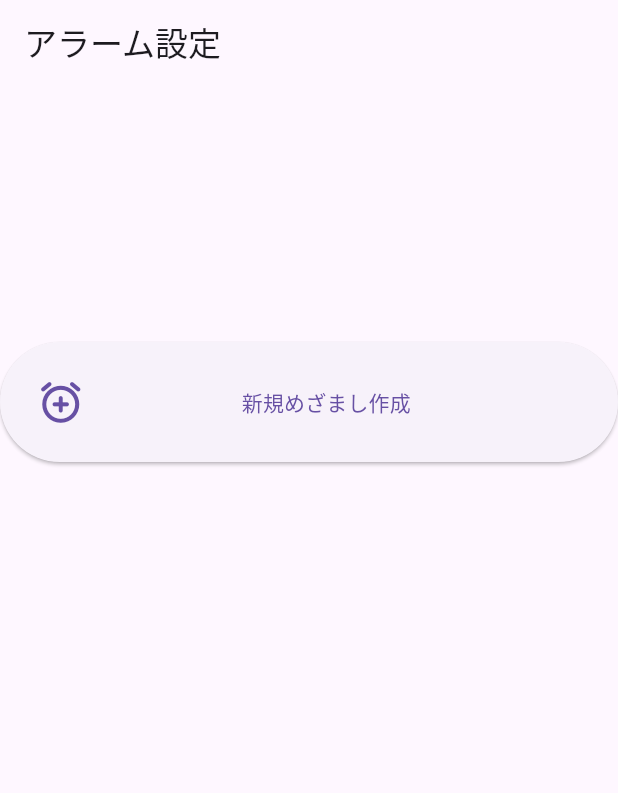
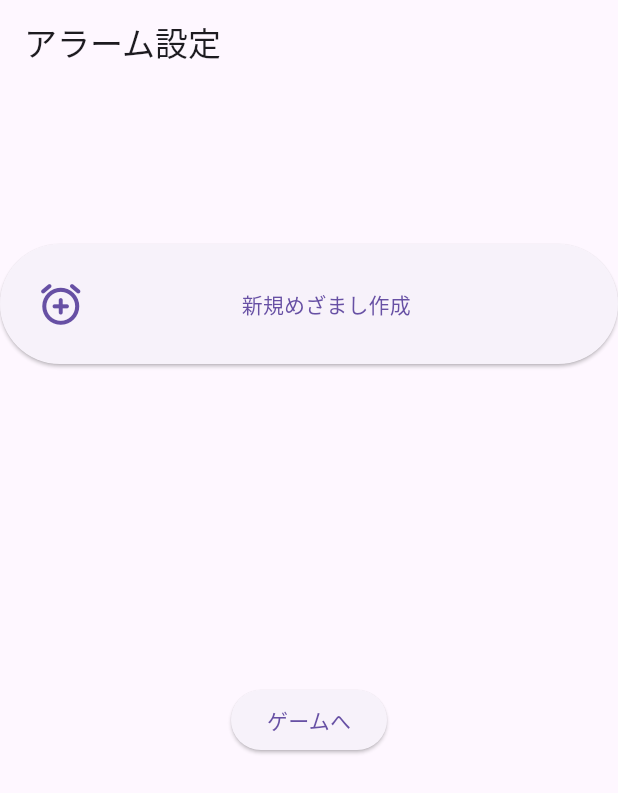
Before and after one commit to tanakacha/flutter_jr_hackathon, a Flutter app: the screen it shows after launch, on a phone screen of 412 x 824 dp. Shown: the top 793 px of the screen. Run offline on Flutter 3.47's test engine with Material 3 defaults, Android fonts, the phone set to English and light mode, and no system bars; our stand-ins replace flutter_datetime_picker_plus, flutter_local_notifications, flutter_riverpod, gap, go_router, permission_handler and 3 more; missing offline and left inert: alarm, three_js, three_js_geometry, three_js_objects; generated files the repository leaves out were written again.

```diff
--- a/lib/scenes/alarm/alarm_screen.dart
+++ b/lib/scenes/alarm/alarm_screen.dart
@@ -162,12 +162,12 @@ class _AlarmScreenState extends State<AlarmScreen> {
               //   },
               // ),
               // 〇〇へという遷移ボタンをコメントアウトするとUIが崩れるのでその時は代わりに"Gap(0),"を書いてください、"Row(),"とかでもなんでも構いません、アラーム画面のUIが気になる時はガンガン変更してください
-              // ElevatedButton(
-              //   child: Text("ゲームへ"),
-              //   onPressed: () {
-              //     context.go('/game');
-              //   },
-              // ),
+              ElevatedButton(
+                child: Text("ゲームへ"),
+                onPressed: () {
+                  context.go('/game');
+                },
+              ),
               // ElevatedButton(
               //   child: Text("クリアへ"),
               //   onPressed: () {
```
Also changed, not shown: assets/models/_target.png (added), assets/models/crystal.png (added), assets/models/neuron.png (added), assets/models/neuron_blue.png (added), assets/models/target.png, assets/models/warp.png (added).
